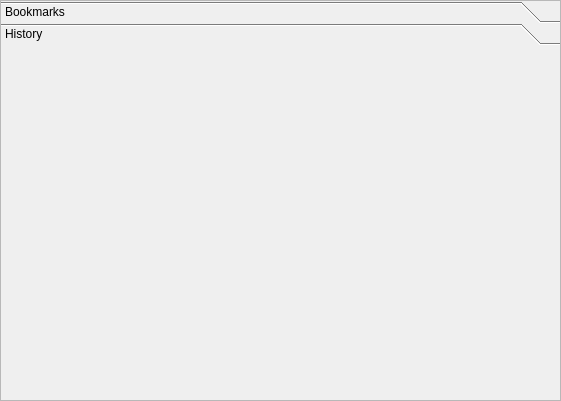
Above: BrowseIT/toolbox.ui from MuhammadMuneeb/BrowseIT before the change. Below: the same form after it.
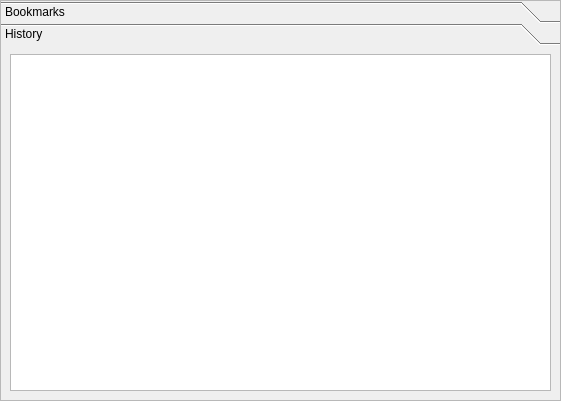
That is the form after the change. The open tabs and pages were chosen to show the change.

The edit to the form file:
```diff
--- a/BrowseIT/toolbox.ui
+++ b/BrowseIT/toolbox.ui
@@ -50,6 +50,17 @@
    <attribute name="label">
     <string>History</string>
    </attribute>
+   <layout class="QGridLayout" name="gridLayout_2">
+    <item row="0" column="0">
+     <widget class="QTextBrowser" name="textBrowser_2">
+      <property name="source">
+       <url>
+        <string>file:///C:/Users/M.M.Haq/workspace/BrowseIT/BrowseIT/Files/History.xml</string>
+       </url>
+      </property>
+     </widget>
+    </item>
+   </layout>
   </widget>
  </widget>
  <resources/>
```
Left out of the diff: 13 changed lines with no effect on the pictures.
